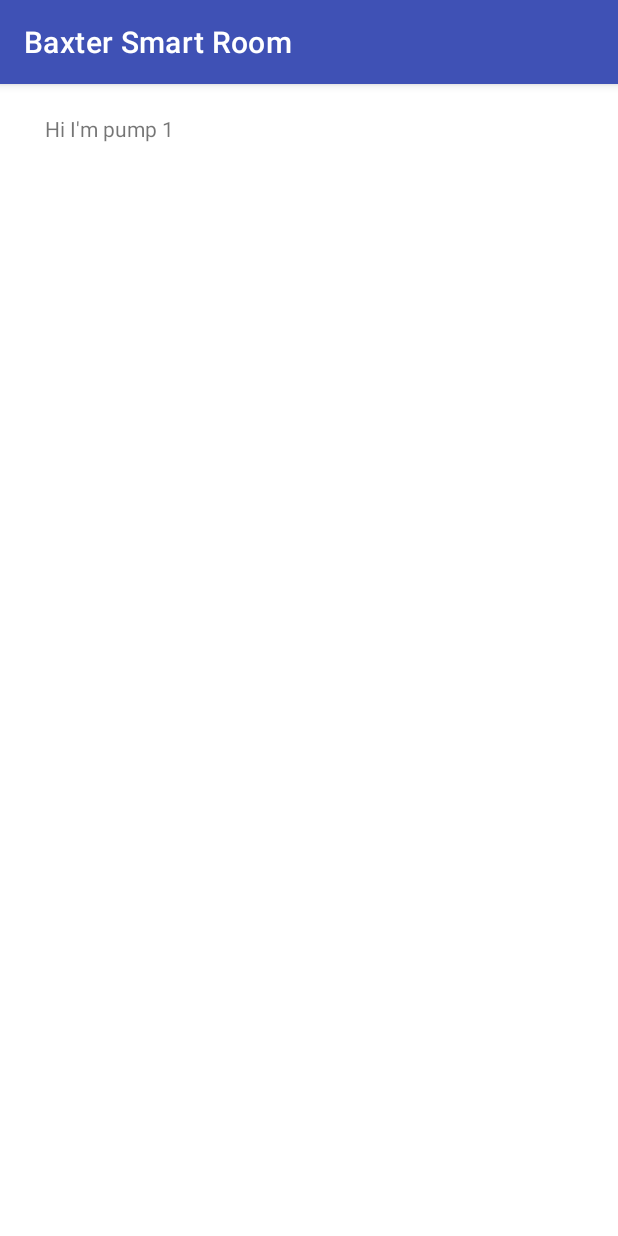
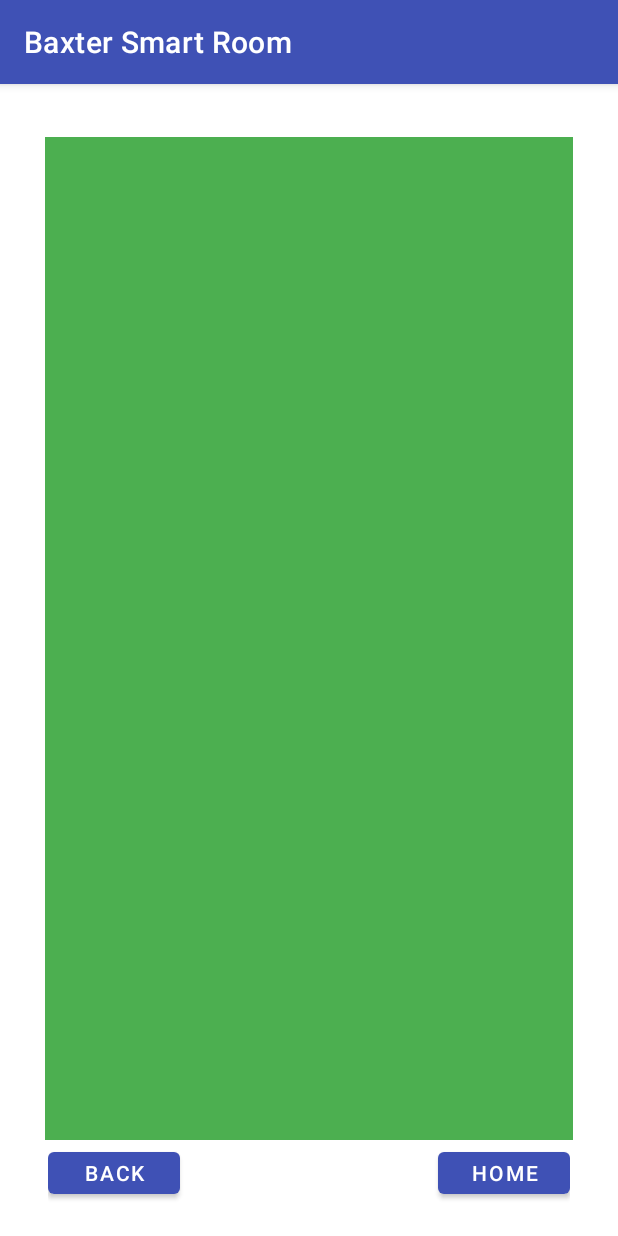
Before and after one commit to ETS-Android2/BaxterSmartRoom, an Android app: the Pump1 screen opened directly, with no data from a screen before it, on a phone screen of 412 x 824 dp. Run offline under Robolectric (Android 15) with nearby library versions, the phone set to English and light mode, and no system bars; 1 statement that could not run was skipped.

Commit message:
Added pump details functionality

```diff
--- a/app/src/main/java/com/example/baxter/Login.java
+++ b/app/src/main/java/com/example/baxter/Login.java
@@ -1,6 +1,7 @@
 package com.example.baxter;
 
 import androidx.annotation.NonNull;
+import androidx.annotation.Nullable;
 import androidx.appcompat.app.AppCompatActivity;
 
 import android.content.Intent;
@@ -11,6 +12,7 @@ import android.widget.Button;
 import android.widget.EditText;
 import android.widget.Toast;
 import com.google.android.material.textfield.TextInputLayout;
+import com.google.firebase.database.ChildEventListener;
 import com.google.firebase.database.DataSnapshot;
 import com.google.firebase.database.DatabaseError;
 import com.google.firebase.database.DatabaseReference;
@@ -73,11 +75,27 @@ public class Login extends AppCompatActivity {
         String userEnteredUsername = username.getText().toString().trim();
         String userEnteredPassword = password.getText().toString().trim();
         DatabaseReference reference = FirebaseDatabase.getInstance().getReference("users");
-        reference.addListenerForSingleValueEvent(new ValueEventListener() {
+        reference.addChildEventListener(new ChildEventListener() {
             @Override
-            public void onDataChange(@NonNull DataSnapshot snapshot1) {
+            public void onChildAdded(@NonNull DataSnapshot snapshot1, @Nullable String previousChildName) {
                 key = snapshot1.getKey();
                 Log.d("P", key);
+            }
+
+            @Override
+            public void onChildChanged(@NonNull DataSnapshot snapshot1, @Nullable String previousChildName) {
+                key = snapshot1.getKey();
+                Log.d("P", key);
+            }
+
+            @Override
+            public void onChildRemoved(@NonNull DataSnapshot snapshot1) {
+
+            }
+
+            @Override
+            public void onChildMoved(@NonNull DataSnapshot snapshot1, @Nullable String previousChildName) {
+
             }
 
             @Override
@@ -85,7 +103,14 @@ public class Login extends AppCompatActivity {
 
             }
         });
-        key = "-MzRtDgKx0qddtUdzXdx";
+
+        String key2 = "-MzRtDgKx0qddtUdzXdx";
+        if (key == key2) {
+          Log.d("key status", "It worked I got key");
+        }  else {
+            Log.d("key status", "Duck it failed");
+            key = key2;
+        }
         DatabaseReference reference2 = FirebaseDatabase.getInstance().getReference().child("users").child(key);
         Query checkUser = reference2.orderByKey().equalTo(userEnteredUsername);
         checkUser.addListenerForSingleValueEvent(new ValueEventListener() {
--- a/app/src/main/java/com/example/baxter/Pump1.java
+++ b/app/src/main/java/com/example/baxter/Pump1.java
@@ -4,20 +4,64 @@ import androidx.appcompat.app.AppCompatActivity;
 
 import android.content.Intent;
 import android.os.Bundle;
+import android.view.View;
+import android.widget.Button;
+import android.widget.RelativeLayout;
+import android.widget.TextView;
 
 public class Pump1 extends AppCompatActivity {
+    String patient, user, key, ptindex;
+    Button homebutton, backbutton;
+    RelativeLayout Layout1;
+    TextView drugg, ratee, startVoll, IDD, alarmtext;
 
     @Override
     protected void onCreate(Bundle savedInstanceState) {
         super.onCreate(savedInstanceState);
         setContentView(R.layout.activity_pump1);
+        homebutton = findViewById(R.id.HomeButton);
+        backbutton = findViewById(R.id.BackButton);
+        drugg = findViewById(R.id.drug);
+        ratee = findViewById(R.id.rate);
+        startVoll = findViewById(R.id.startVolume);
+        IDD = findViewById(R.id.pumpID);
+        alarmtext = findViewById(R.id.alarmtext);
+        Layout1 = findViewById(R.id.Layout1);
         data();
+        clickListen();
+    }
 
+    private void clickListen() {
+        backbutton.setOnClickListener(new View.OnClickListener() {
+            @Override
+            public void onClick(View view) {
+                Intent intent = new Intent(Pump1.this, PumpActivity1.class);
+                intent.putExtra("patients", patient);
+                intent.putExtra("user", user);
+                intent.putExtra("key", key);
+                intent.putExtra("ptindex", ptindex);
+                intent.addFlags(Intent.FLAG_ACTIVITY_SINGLE_TOP);
+                startActivity(intent);
+            }
+        });
+        homebutton.setOnClickListener(new View.OnClickListener() {
+            @Override
+            public void onClick(View view) {
+                Intent intent = new Intent(Pump1.this, PatientActivity1.class);
+                intent.putExtra("patients", patient);
+                intent.putExtra("user", user);
+                intent.putExtra("key", key);
+                intent.addFlags(Intent.FLAG_ACTIVITY_SINGLE_TOP);
+                startActivity(intent);
+                finish();
+            }
+        });
     }
 
     private void data() {
         Intent grabdata = getIntent();
         String user = grabdata.getStringExtra("user");
+        ptindex = grabdata.getStringExtra("ptindex");
         String alarm = grabdata.getStringExtra("alarm");
         String key = grabdata.getStringExtra("key");
         String alarm_severity = grabdata.getStringExtra("alarm_severity");
@@ -26,5 +70,20 @@ public class Pump1 extends AppCompatActivity {
         String startVol = grabdata.getStringExtra("startVol");
         String ID = grabdata.getStringExtra("ID");
         String alarm_text = grabdata.getStringExtra("alarm_text");
+        int colors8 = Integer.parseInt(alarm_severity);
+        if (colors8 == 1) {
+            Layout1.setBackgroundResource(R.color.yellow);
+        } else if (colors8 ==2){
+            Layout1.setBackgroundResource(R.color.orange);
+        } else if (colors8 == 3){
+            Layout1.setBackgroundResource(R.color.red);
+        } else {
+            Layout1.setBackgroundResource(R.color.green);
+        }
+        drugg.setText(drug);
+        ratee.setText(rate);
+        startVoll.setText(startVol);
+        IDD.setText(ID);
+        alarmtext.setText(alarm_text);
     }
 }
--- a/app/src/main/java/com/example/baxter/PumpActivity1.java
+++ b/app/src/main/java/com/example/baxter/PumpActivity1.java
@@ -20,7 +20,7 @@ public class PumpActivity1 extends SwipeActivity {
             Pump4Rate,Pump4drug,Pump4StartVolume,Pump6Rate,Pump6drug,Pump6StartVolume,Pump7Rate,Pump7drug,Pump7StartVolume,Pump8Rate,Pump8drug,Pump8StartVolume;
 
     Button fwdbutton, homebutton;
-    String patient, Pumpp, user, key, alarm1, alarm_severity1, alarm_text1, Pump1drugstr, Pump1Ratestr, Pump1startVolume, Pump1ID,
+    String ptindex, patient, Pumpp, user, key, alarm1, alarm_severity1, alarm_text1, Pump1drugstr, Pump1Ratestr, Pump1startVolume, Pump1ID,
             alarm2, alarm_severity2, alarm_text2, Pump2drugstr, Pump2Ratestr, Pump2startVolume, Pump2ID
             , alarm3, alarm_severity3, alarm_text3, Pump3drugstr, Pump3Ratestr, Pump3startVolume, Pump3ID
             , alarm4, alarm_severity4, alarm_text4, Pump4drugstr, Pump4Ratestr, Pump4startVolume, Pump4ID
@@ -79,7 +79,7 @@ public class PumpActivity1 extends SwipeActivity {
         user = grabdata.getStringExtra("user");
         Pumpp = grabdata.getStringExtra("Pump");
         key = grabdata.getStringExtra("key");
-        String ptindex = grabdata.getStringExtra("ptindex");
+        ptindex = grabdata.getStringExtra("ptindex");
         int Pumps = Integer.parseInt(Pumpp);
         if (Pumps <= 8) {
             fwdbutton.setEnabled(false);
@@ -307,6 +307,7 @@ public class PumpActivity1 extends SwipeActivity {
             public void onClick(View view) {
                 Intent intent = new Intent(PumpActivity1.this, Pump1.class);
                 intent.putExtra("alarm", alarm1);
+                intent.putExtra("ptindex", ptindex);
                 intent.putExtra("alarm_severity", alarm_severity1);
                 intent.putExtra("drug", Pump1drugstr);
                 intent.putExtra("Rate", Pump1Ratestr);
@@ -326,6 +327,7 @@ public class PumpActivity1 extends SwipeActivity {
                 intent.putExtra("alarm", alarm2);
                 intent.putExtra("alarm_severity", alarm_severity2);
                 intent.putExtra("drug", Pump2drugstr);
+                intent.putExtra("ptindex", ptindex);
                 intent.putExtra("Rate", Pump2Ratestr);
                 intent.putExtra("startVol", Pump2startVolume);
                 intent.putExtra("ID", Pump2ID);
@@ -344,6 +346,7 @@ public class PumpActivity1 extends SwipeActivity {
                 intent.putExtra("alarm_severity", alarm_severity3);
                 intent.putExtra("drug", Pump3drugstr);
                 intent.putExtra("Rate", Pump3Ratestr);
+                intent.putExtra("ptindex", ptindex);
                 intent.putExtra("startVol", Pump3startVolume);
                 intent.putExtra("ID", Pump3ID);
                 intent.putExtra("alarm_text", alarm_text3);
@@ -360,6 +363,7 @@ public class PumpActivity1 extends SwipeActivity {
                 intent.putExtra("alarm", alarm4);
                 intent.putExtra("alarm_severity", alarm_severity4);
                 intent.putExtra("drug", Pump4drugstr);
+                intent.putExtra("ptindex", ptindex);
                 intent.putExtra("Rate", Pump4Ratestr);
                 intent.putExtra("startVol", Pump4startVolume);
                 intent.putExtra("ID", Pump4ID);
@@ -377,6 +381,7 @@ public class PumpActivity1 extends SwipeActivity {
                 intent.putExtra("alarm", alarm5);
                 intent.putExtra("alarm_severity", alarm_severity5);
                 intent.putExtra("drug", Pump5drugstr);
+                intent.putExtra("ptindex", ptindex);
                 intent.putExtra("Rate", Pump5Ratestr);
                 intent.putExtra("startVol", Pump5startVolume);
                 intent.putExtra("ID", Pump5ID);
@@ -394,6 +399,7 @@ public class PumpActivity1 extends SwipeActivity {
                 intent.putExtra("alarm", alarm1);
                 intent.putExtra("alarm_severity", alarm_severity6);
                 intent.putExtra("drug", Pump6drugstr);
+                intent.putExtra("ptindex", ptindex);
                 intent.putExtra("Rate", Pump6Ratestr);
                 intent.putExtra("startVol", Pump6startVolume);
                 intent.putExtra("ID", Pump6ID);
@@ -412,6 +418,7 @@ public class PumpActivity1 extends SwipeActivity {
                 intent.putExtra("alarm_severity", alarm_severity7);
                 intent.putExtra("drug", Pump7drugstr);
                 intent.putExtra("Rate", Pump7Ratestr);
+                intent.putExtra("ptindex", ptindex);
                 intent.putExtra("startVol", Pump7startVolume);
                 intent.putExtra("ID", Pump7ID);
                 intent.putExtra("alarm_text", alarm_text7);
@@ -429,6 +436,7 @@ public class PumpActivity1 extends SwipeActivity {
                 intent.putExtra("alarm_severity", alarm_severity8);
                 intent.putExtra("drug", Pump8drugstr);
                 intent.putExtra("Rate", Pump8Ratestr);
+                intent.putExtra("ptindex", ptindex);
                 intent.putExtra("startVol", Pump8startVolume);
                 intent.putExtra("ID", Pump8ID);
                 intent.putExtra("alarm_text", alarm_text8);
--- a/app/src/main/res/layout/activity_patient3.xml
+++ b/app/src/main/res/layout/activity_patient3.xml
@@ -476,8 +476,7 @@
                         android:layout_width="wrap_content"
                         android:layout_height="40dp"
                         android:layout_centerVertical="true"
-                        android:text="Prev Page"
-                        />
+                        android:text="Prev Page" />
                 </RelativeLayout>
 
                 <RelativeLayout
--- a/app/src/main/res/layout/activity_pump1.xml
+++ b/app/src/main/res/layout/activity_pump1.xml
@@ -13,13 +13,139 @@
         android:layout_marginRight="30dp"
         android:layout_marginTop="20dp">
 
-            <TextView
-                android:id="@+id/dummytext"
-                android:layout_width="wrap_content"
+        <LinearLayout
+            android:layout_width="match_parent"
+            android:layout_height="match_parent"
+            android:orientation="vertical">
+
+
+
+
+            <LinearLayout
+                android:layout_width="match_parent"
+                android:layout_height="match_parent"
+                android:layout_marginTop="15dp"
+                android:layout_weight="1">
+
+                <RelativeLayout
+                    android:id="@+id/Layout1"
+                    android:layout_width="match_parent"
+                    android:layout_height="match_parent"
+                    android:layout_weight="0.60"
+                    android:background="@color/blue"
+                    android:clickable="true"
+                    android:foreground="?attr/selectableItemBackground">
+
+                    <RelativeLayout
+                        android:layout_width="match_parent"
+                        android:layout_height="wrap_content"
+                        android:layout_centerInParent="true">
+
+                        <TextView
+                            android:id="@+id/drug"
+                            android:layout_width="wrap_content"
+                            android:layout_height="wrap_content"
+                            android:layout_centerHorizontal="true"
+                            android:adjustViewBounds="true"
+                            android:scaleType="centerInside"
+                            android:text="Drug"
+                            android:textColor="@color/white"
+                            android:textSize="30sp" />
+
+                        <TextView
+                            android:id="@+id/rate"
+                            android:layout_width="wrap_content"
+                            android:layout_height="wrap_content"
+                            android:layout_below="@+id/drug"
+                            android:layout_centerHorizontal="true"
+                            android:layout_marginTop="5dp"
+                            android:text="rate"
+                            android:textColor="@color/white"
+                            android:textSize="30sp" />
+
+                        <TextView
+                            android:id="@+id/startVolume"
+                            android:layout_width="wrap_content"
+                            android:layout_height="wrap_content"
+                            android:layout_below="@+id/rate"
+                            android:layout_centerHorizontal="true"
+                            android:layout_marginTop="5dp"
+                            android:text="start Volume"
+                            android:textColor="@color/white"
+                            android:textSize="30sp" />
+                        <TextView
+                            android:id="@+id/alarmtext"
+                            android:layout_width="wrap_content"
+                            android:layout_height="wrap_content"
+                            android:layout_below="@+id/startVolume"
+                            android:layout_centerHorizontal="true"
+                            android:layout_marginTop="5dp"
+                            android:text="Alarm text"
+                            android:textColor="@color/white"
+                            android:textSize="30sp" />
+                        <TextView
+                            android:id="@+id/pumpID"
+                            android:layout_width="wrap_content"
+                            android:layout_height="wrap_content"
+                            android:layout_below="@+id/alarmtext"
+                            android:layout_centerHorizontal="true"
+                            android:layout_marginTop="5dp"
+                            android:text="PumpID"
+                            android:textColor="@color/white"
+                            android:textSize="30sp" />
+
+                    </RelativeLayout>
+
+                </RelativeLayout>
+
+
+
+            </LinearLayout>
+
+            <LinearLayout
+                android:layout_width="match_parent"
                 android:layout_height="wrap_content"
-                android:text="Hi I'm pump 1" />
+                android:orientation="horizontal"
+                android:weightSum="2">
+
+                <RelativeLayout
+                    android:layout_width="match_parent"
+                    android:layout_height="match_parent"
+
+                    android:layout_weight="1"
+                    android:padding="2dp">
+
+                    <Button
+                        android:id="@+id/BackButton"
+                        android:layout_width="wrap_content"
+                        android:layout_height="40dp"
+                        android:layout_centerVertical="true"
+                        android:text="Back"
+                        />
+                </RelativeLayout>
+                <RelativeLayout
+                    android:layout_width="match_parent"
+                    android:layout_height="match_parent"
+                    android:layout_weight="1"
+                    android:padding="2dp">
+
+                    <Button
+                        android:id="@+id/HomeButton"
+                        android:layout_width="wrap_content"
+                        android:layout_alignParentRight="true"
+                        android:layout_height="40dp"
+                        android:layout_centerVertical="true"
+                        android:text="Home"/>
+
+                </RelativeLayout>
+
+
+            </LinearLayout>
+
+        </LinearLayout>
 
     </RelativeLayout>
 
 
+
 </RelativeLayout>
```
